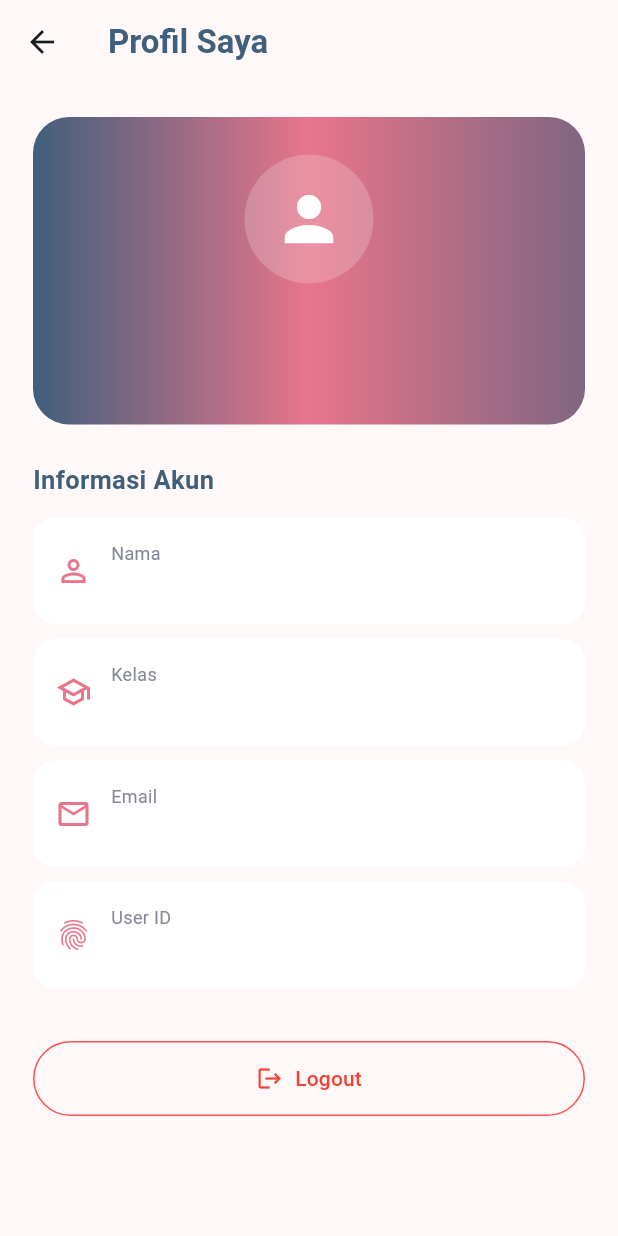
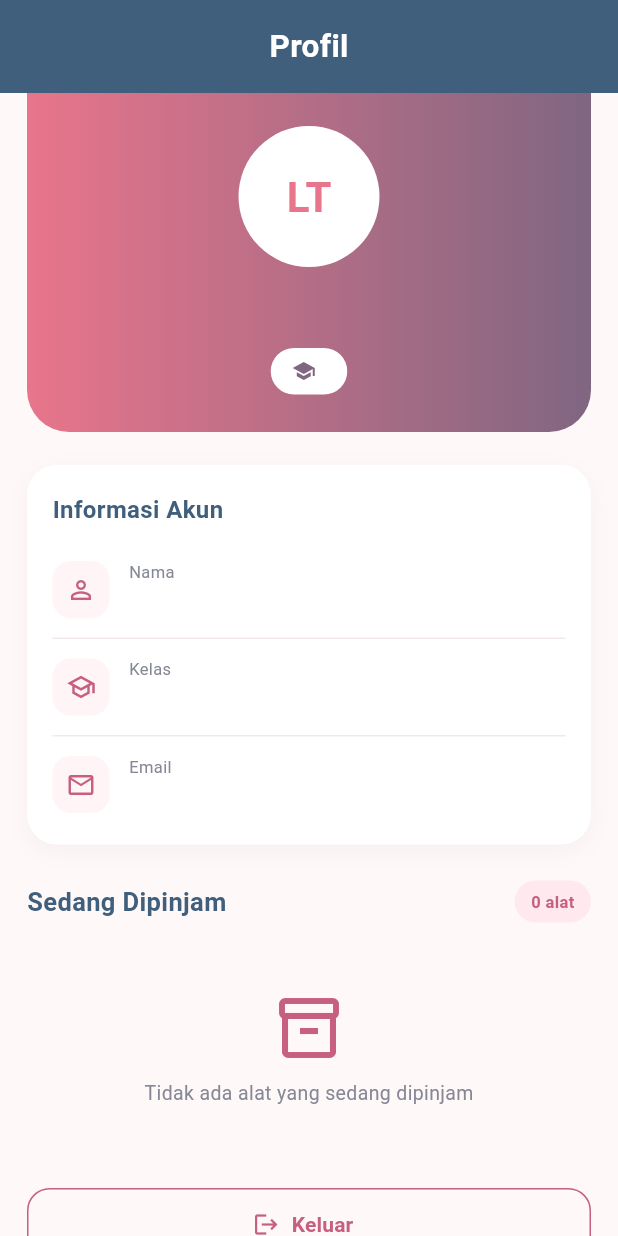
Before and after one commit to elsanisa34rpl/ukl2026, a Flutter app: the ProfilePage screen opened directly, on a phone screen of 412 x 824 dp. Run offline on Flutter 3.47's test engine with Material 3 defaults, Android fonts, the phone set to English and light mode, and no system bars; our stand-ins replace cloud_firestore, firebase_auth, firebase_core; accounts and stored records are empty.

Commit message:
Redesign LabTrack profile and borrowing summary

```diff
--- a/lib/pages/profile_page.dart
+++ b/lib/pages/profile_page.dart
@@ -1,7 +1,6 @@
-
+import 'package:cloud_firestore/cloud_firestore.dart';
+import 'package:firebase_auth/firebase_auth.dart';
 import 'package:flutter/material.dart';
-import 'package:firebase_auth/firebase_auth.dart';
-import 'package:cloud_firestore/cloud_firestore.dart';
 
 import '../services/auth_service.dart';
 import '../utils/app_colors.dart';
@@ -13,156 +12,154 @@ class ProfilePage extends StatelessWidget {
   @override
   Widget build(BuildContext context) {
     final user = FirebaseAuth.instance.currentUser;
-
     if (user == null) {
-      return const Center(
-        child: Text('Pengguna belum login.'),
-      );
+      return const Scaffold(body: Center(child: Text('Pengguna belum login.')));
     }
 
     return Scaffold(
-      appBar: AppBar(
-        title: const Text(
-          'Profil Saya',
-          style: TextStyle(
-            fontWeight: FontWeight.bold,
-            color: AppColors.navy,
-          ),
-        ),
       backgroundColor: AppColors.background,
-      ),
-
-      body: StreamBuilder<DocumentSnapshot>(
-        stream: FirebaseFirestore.instance
-            .collection('users')
-            .doc(user.uid)
-            .snapshots(),
-
+      body: StreamBuilder<DocumentSnapshot<Map<String, dynamic>>>(
+        stream: FirebaseFirestore.instance.collection('users').doc(user.uid).snapshots(),
         builder: (context, snapshot) {
           if (snapshot.hasError) {
-            return const Center(
-              child: Text('Gagal mengambil data profil.'),
-            );
+            return const Center(child: Text('Gagal memuat informasi akun.'));
+          }
+          if (!snapshot.hasData) {
+            return const Center(child: CircularProgressIndicator());
           }
 
-          if (!snapshot.hasData) {
-            return const Center(
-              child: CircularProgressIndicator(),
-            );
-          }
+          final data = snapshot.data!.data() ?? {};
+          final name = (data['name'] ?? user.displayName ?? 'Pengguna LabTrack').toString();
+          final email = (data['email'] ?? user.email ?? '-').toString();
+          final kelas = (data['kelas'] ?? '-').toString();
+          final foto = (data['foto'] ?? '').toString();
+          final initials = name.trim().isEmpty ? 'LT' : name.trim().split(RegExp(r'\\s+')).take(2).map((e) => e[0].toUpperCase()).join();
 
-          final data =
-              snapshot.data!.data() as Map<String, dynamic>? ?? {};
-
-          final name = data['name'] ?? 'Pengguna LabTrack';
-          final email = data['email'] ?? user.email ?? '-';
-          final kelas = data['kelas'] ?? '-';
-
-          return ListView(
-            padding: const EdgeInsets.all(22),
+          return Column(
             children: [
               Container(
-                padding: const EdgeInsets.all(25),
-                decoration: BoxDecoration(
-                  borderRadius: BorderRadius.circular(24),
-                  gradient: const LinearGradient(
-                    colors: [
-                      AppColors.navy,
-                      AppColors.primary,
-                      AppColors.secondary,
-                    ],
+                height: 62,
+                width: double.infinity,
+                color: AppColors.navy,
+                alignment: Alignment.center,
+                child: const Text('Profil', style: TextStyle(color: Colors.white, fontSize: 21, fontWeight: FontWeight.w600)),
               ),
+              Expanded(
+                child: ListView(
+                  padding: const EdgeInsets.fromLTRB(18, 0, 18, 26),
+                  children: [
+                    Container(
+                      width: double.infinity,
+                      padding: const EdgeInsets.fromLTRB(20, 22, 20, 25),
+                      decoration: const BoxDecoration(
+                        gradient: LinearGradient(colors: [AppColors.primary, AppColors.secondary]),
+                        borderRadius: BorderRadius.vertical(bottom: Radius.circular(28)),
                       ),
-
                       child: Column(
                         children: [
                           CircleAvatar(
+                            radius: 47,
+                            backgroundColor: Colors.white,
+                            child: CircleAvatar(
                               radius: 43,
                               backgroundColor: Colors.white.withValues(alpha: .2),
-                      child: const Icon(
-                        Icons.person,
-                        color: Colors.white,
-                        size: 48,
+                              backgroundImage: foto.isNotEmpty ? NetworkImage(foto) : null,
+                              child: foto.isEmpty ? Text(initials, style: const TextStyle(color: AppColors.primary, fontSize: 28, fontWeight: FontWeight.w600)) : null,
                             ),
                           ),
-
-                    const SizedBox(height: 13),
-
-                    Text(
-                      name,
-                      style: const TextStyle(
-                        color: Colors.white,
-                        fontSize: 21,
-                        fontWeight: FontWeight.bold,
-                      ),
-                    ),
-
-                    const SizedBox(height: 5),
-
-                    Text(
-                      email,
-                      style: const TextStyle(
-                        color: Colors.white70,
+                          const SizedBox(height: 14),
+                          Text(name, textAlign: TextAlign.center, style: const TextStyle(color: Colors.white, fontSize: 21, fontWeight: FontWeight.bold)),
+                          const SizedBox(height: 10),
+                          Container(
+                            padding: const EdgeInsets.symmetric(horizontal: 14, vertical: 7),
+                            decoration: BoxDecoration(color: Colors.white, borderRadius: BorderRadius.circular(30)),
+                            child: Row(
+                              mainAxisSize: MainAxisSize.min,
+                              children: [
+                                const Icon(Icons.school, color: AppColors.secondary, size: 16),
+                                const SizedBox(width: 7),
+                                Text(kelas, style: const TextStyle(color: AppColors.text, fontWeight: FontWeight.w600, fontSize: 12)),
+                              ],
                             ),
                           ),
                         ],
                       ),
                     ),
-
-              const SizedBox(height: 25),
-
-              const Text(
-                'Informasi Akun',
-                style: TextStyle(
-                  fontSize: 17,
-                  fontWeight: FontWeight.bold,
-                  color: AppColors.navy,
+                    const SizedBox(height: 22),
+                    Container(
+                      padding: const EdgeInsets.fromLTRB(17, 18, 17, 8),
+                      decoration: BoxDecoration(color: Colors.white, borderRadius: BorderRadius.circular(20), boxShadow: [BoxShadow(color: Colors.black.withValues(alpha: .035), blurRadius: 12, offset: const Offset(0, 4))]),
+                      child: Column(
+                        crossAxisAlignment: CrossAxisAlignment.start,
+                        children: [
+                          const Text('Informasi Akun', style: TextStyle(color: AppColors.navy, fontWeight: FontWeight.bold, fontSize: 16)),
+                          const SizedBox(height: 10),
+                          _infoRow(Icons.person_outline, 'Nama', name),
+                          _infoRow(Icons.school_outlined, 'Kelas', kelas),
+                          _infoRow(Icons.mail_outline, 'Email', email, last: true),
+                        ],
                       ),
                     ),
-
-              const SizedBox(height: 13),
-
-              _infoTile(
-                Icons.person_outline,
-                'Nama',
-                name,
+                    const SizedBox(height: 24),
+                    StreamBuilder<QuerySnapshot<Map<String, dynamic>>>(
+                      stream: FirebaseFirestore.instance.collection('users').doc(user.uid).collection('borrowings').orderBy('borrow_date', descending: true).snapshots(),
+                      builder: (context, borrowingSnapshot) {
+                        final docs = borrowingSnapshot.data?.docs ?? [];
+                        return Column(
+                          crossAxisAlignment: CrossAxisAlignment.start,
+                          children: [
+                            Row(
+                              children: [
+                                const Expanded(child: Text('Sedang Dipinjam', style: TextStyle(color: AppColors.navy, fontWeight: FontWeight.bold, fontSize: 17))),
+                                _countBadge('${docs.length} alat'),
+                              ],
                             ),
-
-              _infoTile(
-                Icons.school_outlined,
-                'Kelas',
-                kelas,
+                            const SizedBox(height: 12),
+                            if (borrowingSnapshot.hasError)
+                              const Padding(padding: EdgeInsets.all(20), child: Text('Data peminjaman belum dapat dimuat.'))
+                            else if (borrowingSnapshot.connectionState == ConnectionState.waiting && !borrowingSnapshot.hasData)
+                              const Padding(padding: EdgeInsets.all(24), child: Center(child: CircularProgressIndicator()))
+                            else if (docs.isEmpty)
+                              Container(
+                                width: double.infinity,
+                                padding: const EdgeInsets.symmetric(vertical: 34, horizontal: 15),
+                                child: const Column(
+                                  children: [
+                                    Icon(Icons.inventory_2_outlined, color: AppColors.primaryDark, size: 48),
+                                    SizedBox(height: 10),
+                                    Text('Tidak ada alat yang sedang dipinjam', style: TextStyle(color: AppColors.muted, fontSize: 13)),
+                                  ],
                                 ),
-
-              _infoTile(
-                Icons.email_outlined,
-                'Email',
-                email,
+                              )
+                            else
+                              ...docs.map((doc) => Container(
+                                margin: const EdgeInsets.only(bottom: 9),
+                                padding: const EdgeInsets.all(14),
+                                decoration: BoxDecoration(color: Colors.white, borderRadius: BorderRadius.circular(15)),
+                                child: Row(
+                                  children: [
+                                    const CircleAvatar(backgroundColor: Color(0xFFFFEDF0), child: Icon(Icons.science_outlined, color: AppColors.primaryDark)),
+                                    const SizedBox(width: 12),
+                                    Expanded(child: Text((doc.data()['item_name'] ?? 'Alat laboratorium').toString(), style: const TextStyle(fontWeight: FontWeight.w600, color: AppColors.text))),
+                                  ],
                                 ),
-
-              _infoTile(
-                Icons.fingerprint,
-                'User ID',
-                user.uid,
+                              )),
+                          ],
+                        );
+                      },
                     ),
-
-              const SizedBox(height: 25),
-
+                    const SizedBox(height: 20),
                     OutlinedButton.icon(
                       onPressed: () => _logout(context),
-                icon: const Icon(
-                  Icons.logout,
-                  color: Colors.red,
+                      icon: const Icon(Icons.logout, color: AppColors.primaryDark),
+                      label: const Text('Keluar', style: TextStyle(color: AppColors.primaryDark, fontWeight: FontWeight.bold)),
+                      style: OutlinedButton.styleFrom(
+                        minimumSize: const Size.fromHeight(49),
+                        side: const BorderSide(color: AppColors.primaryDark),
+                        shape: RoundedRectangleBorder(borderRadius: BorderRadius.circular(15)),
                       ),
-                label: const Text(
-                  'Logout',
-                  style: TextStyle(color: Colors.red),
                     ),
-                style: OutlinedButton.styleFrom(
-                  padding: const EdgeInsets.all(15),
-                  side: const BorderSide(
-                    color: Colors.redAccent,
-                  ),
+                  ],
                 ),
               ),
             ],
@@ -172,91 +169,46 @@ class ProfilePage extends StatelessWidget {
     );
   }
 
-  Widget _infoTile(
-    IconData icon,
-    String title,
-    String value,
-  ) {
+  Widget _infoRow(IconData icon, String label, String value, {bool last = false}) {
     return Container(
-      margin: const EdgeInsets.only(bottom: 10),
-      padding: const EdgeInsets.all(15),
-      decoration: BoxDecoration(
-        color: Colors.white,
-        borderRadius: BorderRadius.circular(15),
-      ),
-
+      padding: const EdgeInsets.symmetric(vertical: 12),
+      decoration: BoxDecoration(border: last ? null : const Border(bottom: BorderSide(color: AppColors.border))),
       child: Row(
         children: [
-          Icon(
-            icon,
-            color: AppColors.primary,
-          ),
-
+          Container(width: 38, height: 38, decoration: BoxDecoration(color: const Color(0xFFFFF5F6), borderRadius: BorderRadius.circular(12)), child: Icon(icon, color: AppColors.primaryDark, size: 20)),
           const SizedBox(width: 13),
-
-          Expanded(
-            child: Column(
-              crossAxisAlignment: CrossAxisAlignment.start,
-              children: [
-                Text(
-                  title,
-                  style: const TextStyle(
-                    color: AppColors.muted,
-                    fontSize: 12,
-                  ),
-                ),
-
+          Expanded(child: Column(crossAxisAlignment: CrossAxisAlignment.start, children: [
+            Text(label, style: const TextStyle(color: AppColors.muted, fontSize: 11)),
             const SizedBox(height: 3),
-
-                Text(
-                  value,
-                  style: const TextStyle(
-                    fontWeight: FontWeight.w600,
-                  ),
-                  overflow: TextOverflow.ellipsis,
-                ),
-              ],
-            ),
-          ),
+            Text(value, maxLines: 1, overflow: TextOverflow.ellipsis, style: const TextStyle(color: AppColors.text, fontWeight: FontWeight.w600, fontSize: 14)),
+          ])),
         ],
       ),
     );
   }
 
+  Widget _countBadge(String value) => Container(
+    padding: const EdgeInsets.symmetric(horizontal: 11, vertical: 6),
+    decoration: BoxDecoration(color: const Color(0xFFFFE9EE), borderRadius: BorderRadius.circular(20)),
+    child: Text(value, style: const TextStyle(color: AppColors.primaryDark, fontWeight: FontWeight.bold, fontSize: 11)),
+  );
+
   Future<void> _logout(BuildContext context) async {
     final confirm = await showDialog<bool>(
       context: context,
       builder: (context) => AlertDialog(
-        title: const Text('Konfirmasi Logout'),
-        content: const Text(
-          'Apakah kamu yakin ingin keluar dari akun?',
-        ),
+        title: const Text('Konfirmasi Keluar'),
+        content: const Text('Apakah kamu yakin ingin keluar dari akun LabTrack?'),
         actions: [
-          TextButton(
-            onPressed: () => Navigator.pop(context, false),
-            child: const Text('Batal'),
-          ),
-
-          TextButton(
-            onPressed: () => Navigator.pop(context, true),
-            child: const Text('Logout'),
-          ),
+          TextButton(onPressed: () => Navigator.pop(context, false), child: const Text('Batal')),
+          TextButton(onPressed: () => Navigator.pop(context, true), child: const Text('Keluar')),
         ],
       ),
     );
-
     if (confirm == true) {
       await AuthService().logout();
-
       if (!context.mounted) return;
-
-      Navigator.pushAndRemoveUntil(
-        context,
-        MaterialPageRoute(
-          builder: (_) => const LoginPage(),
-        ),
-        (route) => false,
-      );
+      Navigator.pushAndRemoveUntil(context, MaterialPageRoute(builder: (_) => const LoginPage()), (route) => false);
     }
   }
 }
```
Lines whose indentation alone changed are shown as unchanged.
